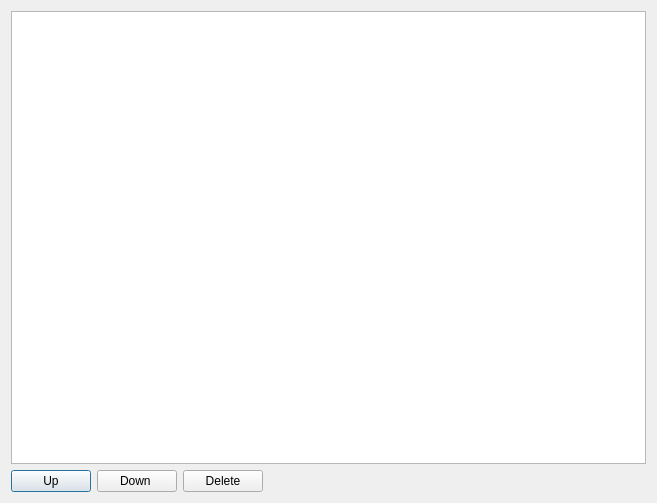
First picture: the form in tableblock.ui, repository Kirikus/Experiments-2026S-CPP, before the edit.
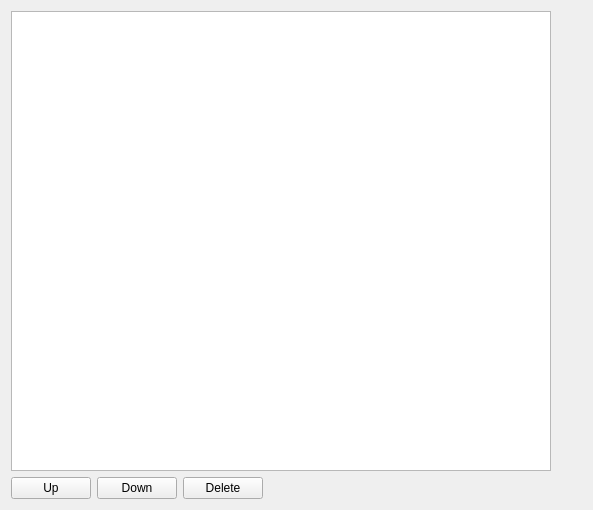
Second picture: the form after the edit.

Commit message: table block

```diff
--- a/tableblock.ui
+++ b/tableblock.ui
@@ -1,23 +1,25 @@
 <?xml version="1.0" encoding="UTF-8"?>
 <ui version="4.0">
  <class>TableBlock</class>
- <widget class="QDialog" name="TableBlock">
+ <widget class="QWidget" name="TableBlock">
   <property name="geometry">
    <rect>
     <x>0</x>
     <y>0</y>
-    <width>657</width>
-    <height>503</height>
+    <width>593</width>
+    <height>510</height>
    </rect>
   </property>
   <property name="windowTitle">
    <string>Dialog</string>
   </property>
-  <layout class="QGridLayout" name="gridLayout">
+  <layout class="QFormLayout" name="formLayout">
    <item row="0" column="0">
-    <widget class="QTableWidget" name="tableWidget"/>
-   </item>
-   <item row="1" column="0">
+    <layout class="QVBoxLayout" name="verticalLayout">
+     <item>
+      <widget class="QTableView" name="tableView"/>
+     </item>
+     <item>
     <layout class="QHBoxLayout" name="horizontalLayout">
      <item>
       <widget class="QPushButton" name="UpGraphButton">
@@ -29,7 +31,7 @@
      <item>
       <widget class="QPushButton" name="DownGraphButton">
        <property name="text">
-        <string>Down </string>
+          <string>Down</string>
        </property>
       </widget>
      </item>
@@ -47,11 +49,13 @@
        </property>
        <property name="sizeHint" stdset="0">
         <size>
-         <width>314</width>
+           <width>288</width>
          <height>20</height>
         </size>
        </property>
       </spacer>
+       </item>
+      </layout>
      </item>
     </layout>
    </item>
```
Left out of the diff: 6 changed lines with no effect on the pictures. Lines whose indentation alone changed are shown as unchanged. The commit also changes 2 other files.
